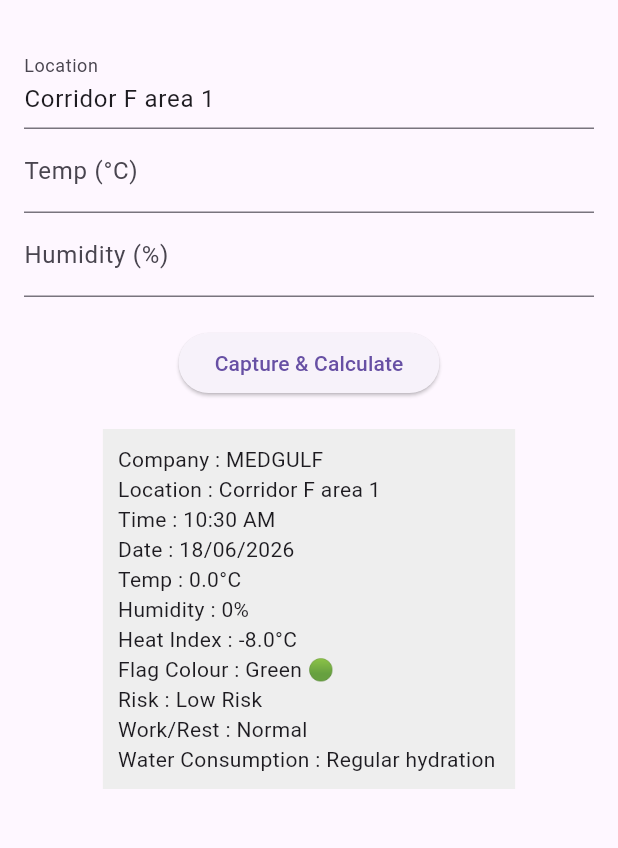
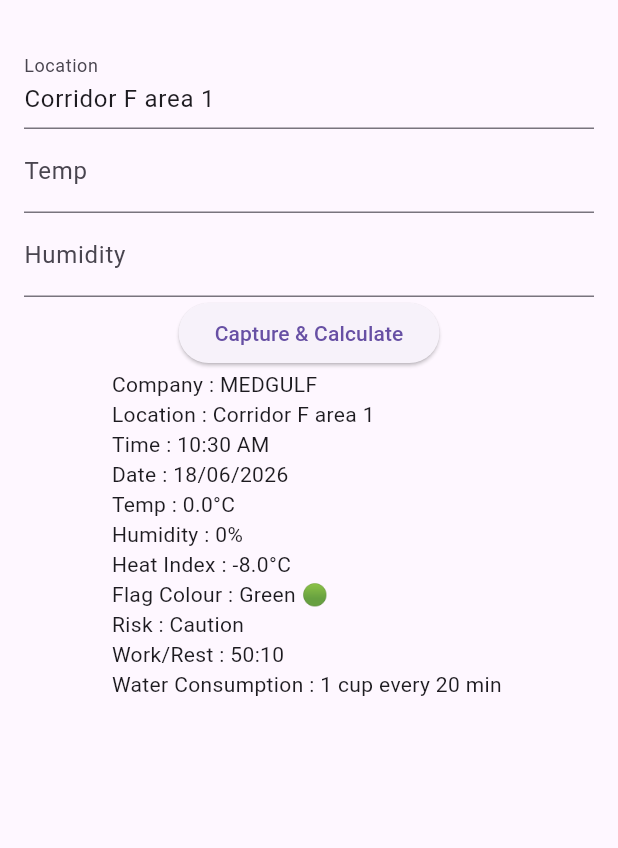
Before and after one commit to kingclaude123654-ux/Heatsress-tracker, a Flutter app: the screen it shows after launch, after a tap on "Capture & Calculate", on a phone screen of 412 x 824 dp, the part 63-911 px from its top. Run offline on Flutter 3.47's test engine with Material 3 defaults, Android fonts, the phone set to English and light mode, and no system bars; our stand-ins replace image_picker.

Commit message:
Update main.dart

```diff
--- a/lib/main.dart
+++ b/lib/main.dart
@@ -2,7 +2,7 @@
 import 'package:image_picker/image_picker.dart';
 import 'package:intl/intl.dart';
 
-void main() => runApp(MaterialApp(home: HeatStressTracker(), debugShowCheckedModeBanner: false));
+void main() => runApp(MaterialApp(home: HeatStressTracker()));
 
 class HeatStressTracker extends StatefulWidget {
   @override
@@ -13,7 +13,7 @@
   final TextEditingController _locController = TextEditingController(text: "Corridor F area 1");
   final TextEditingController _tempController = TextEditingController();
   final TextEditingController _humController = TextEditingController();
-  String _result = "Enter data to see report";
+  String _result = "Press button to calculate";
   final ImagePicker _picker = ImagePicker();
 
   void _calculate() {
@@ -22,19 +22,11 @@
     double heatIndex = temp + (0.55 * (1 - (hum / 100)) * (temp - 14.5));
 
     String flag, risk, workRest, water;
-    if (heatIndex >= 54) {
-      flag = "Red 🔴"; risk = "Stop work"; workRest = "Stop work"; water = "Stop work";
-    } else if (heatIndex >= 50) {
-      flag = "Red 🔴"; risk = "Extreme Danger"; workRest = "20:10"; water = "1 cup every 10 min";
-    } else if (heatIndex >= 39) {
-      flag = "Orange 🟠"; risk = "Danger"; workRest = "30:10"; water = "1 cup every 15 min";
-    } else if (heatIndex >= 32) {
-      flag = "Yellow 🟡"; risk = "Extreme Caution"; workRest = "40:10"; water = "1 cup every 20 min";
-    } else if (heatIndex >= 27) {
-      flag = "Green 🟢"; risk = "Caution"; workRest = "50:10"; water = "1 cup every 20 min";
-    } else {
-      flag = "Green 🟢"; risk = "Low Risk"; workRest = "Normal"; water = "Regular hydration";
-    }
+    if (heatIndex >= 54) { flag = "Red 🔴"; risk = "Stop work"; workRest = "Stop work"; water = "Stop work"; }
+    else if (heatIndex >= 50) { flag = "Red 🔴"; risk = "Extreme Danger"; workRest = "20:10"; water = "1 cup every 10 min"; }
+    else if (heatIndex >= 39) { flag = "Orange 🟠"; risk = "Danger"; workRest = "30:10"; water = "1 cup every 15 min"; }
+    else if (heatIndex >= 32) { flag = "Yellow 🟡"; risk = "Extreme Caution"; workRest = "40:10"; water = "1 cup every 20 min"; }
+    else { flag = "Green 🟢"; risk = "Caution"; workRest = "50:10"; water = "1 cup every 20 min"; }
 
     setState(() {
       _result = "Company : MEDGULF\nLocation : ${_locController.text}\nTime : ${DateFormat('h:mm a').format(DateTime.now())}\nDate : ${DateFormat('dd/MM/yyyy').format(DateTime.now())}\nTemp : ${temp.toStringAsFixed(1)}°C\nHumidity : ${hum.toStringAsFixed(0)}%\nHeat Index : ${heatIndex.toStringAsFixed(1)}°C\nFlag Colour : $flag\nRisk : $risk\nWork/Rest : $workRest\nWater Consumption : $water";
@@ -45,14 +37,12 @@
   Widget build(BuildContext context) {
     return Scaffold(
       appBar: AppBar(title: Text("Heat Stress Tracker")),
-      body: SingleChildScrollView(padding: EdgeInsets.all(16.0), child: Column(children: [
+      body: Padding(padding: EdgeInsets.all(16), child: Column(children: [
         TextField(controller: _locController, decoration: InputDecoration(labelText: "Location")),
-        TextField(controller: _tempController, decoration: InputDecoration(labelText: "Temp (°C)"), keyboardType: TextInputType.number),
-        TextField(controller: _humController, decoration: InputDecoration(labelText: "Humidity (%)"), keyboardType: TextInputType.number),
-        SizedBox(height: 20),
+        TextField(controller: _tempController, decoration: InputDecoration(labelText: "Temp"), keyboardType: TextInputType.number),
+        TextField(controller: _humController, decoration: InputDecoration(labelText: "Humidity"), keyboardType: TextInputType.number),
         ElevatedButton(onPressed: () async { await _picker.pickImage(source: ImageSource.camera); _calculate(); }, child: Text("Capture & Calculate")),
-        SizedBox(height: 20),
-        Container(padding: EdgeInsets.all(10), color: Colors.grey[200], child: SelectableText(_result)),
+        SelectableText(_result)
       ])),
     );
   }
```
